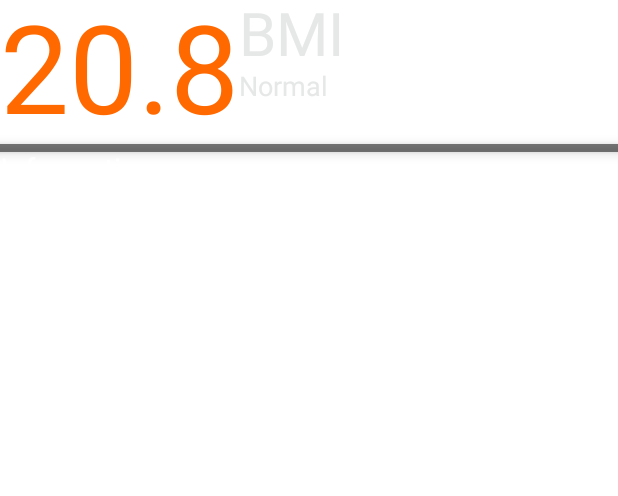
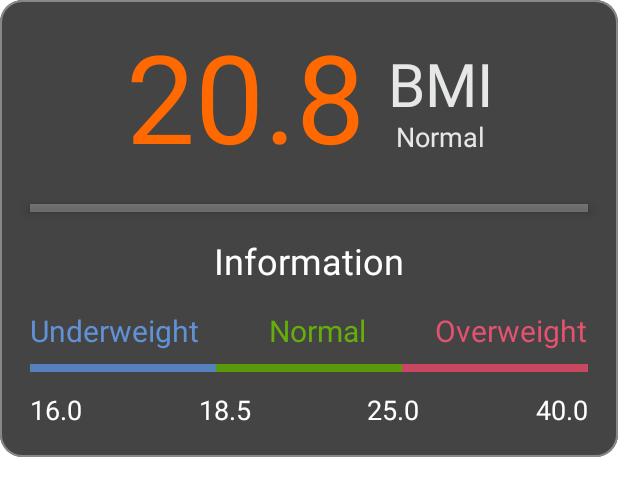
Before and after one commit to teotia-codes/BMiCalculator, an Android app built with Jetpack Compose: the @Preview function Pre, on a phone screen of 412 x 824 dp. Shown: the top 496 px of the screen. Run offline under Robolectric (Android 15) with nearby library versions, the phone set to English and light mode, and no system bars.

Commit message:
Bmi card done

```diff
--- a/app/src/main/java/com/example/courseapp/ui/theme/Components.kt
+++ b/app/src/main/java/com/example/courseapp/ui/theme/Components.kt
@@ -1,15 +1,22 @@
 package com.example.courseapp.ui.theme
 
+import android.widget.Space
 import androidx.compose.foundation.background
+import androidx.compose.foundation.border
 import androidx.compose.foundation.clickable
+import androidx.compose.foundation.layout.Arrangement
 import androidx.compose.foundation.layout.Box
 import androidx.compose.foundation.layout.Column
 import androidx.compose.foundation.layout.ColumnScope
 import androidx.compose.foundation.layout.Row
+import androidx.compose.foundation.layout.Spacer
 import androidx.compose.foundation.layout.aspectRatio
+import androidx.compose.foundation.layout.fillMaxWidth
+import androidx.compose.foundation.layout.height
 import androidx.compose.foundation.layout.padding
 import androidx.compose.foundation.layout.requiredWidthIn
 import androidx.compose.foundation.layout.size
+import androidx.compose.foundation.layout.width
 import androidx.compose.foundation.lazy.grid.GridCells
 import androidx.compose.foundation.lazy.grid.LazyVerticalGrid
 import androidx.compose.foundation.lazy.grid.items
@@ -165,11 +172,29 @@ fun ColumnScope.SymbolButtonwithIcon(
 
 @Composable
 fun BMIResultCard() {
-    Column {
-        Row {
+    Column(
+        modifier = Modifier
+            .border(
+                width = 1.dp,
+                color = Color.Gray,
+                shape = RoundedCornerShape(15.dp)
+            )
+            .clip(RoundedCornerShape(15.dp))
+            .background(Color.DarkGray)
+            .padding(20.dp),
+        horizontalAlignment = Alignment.CenterHorizontally
+    ) {
+        Row(
+            modifier = Modifier.fillMaxWidth(),
+            horizontalArrangement = Arrangement.Center,
+            verticalAlignment = Alignment.CenterVertically
+        ) {
             Text(text = "20.8", color = CustomOrange ,
                 fontSize = 82.sp)
-            Column {
+            Spacer(modifier = Modifier.width(15.dp))
+            Column(
+                horizontalAlignment = Alignment.CenterHorizontally
+            ) {
                 Text(text = "BMI", color = CustomGray , fontSize = 40.sp)
                 Text(text = "Normal", color = CustomGray , fontSize = 18.sp )
 
@@ -178,6 +203,7 @@ fun BMIResultCard() {
             }
 
         }
+        Spacer(modifier = Modifier.height(20.dp))
         Divider(
             modifier = Modifier
                 .background(
@@ -187,10 +213,61 @@ fun BMIResultCard() {
             thickness = 5.dp
 
         )
+        Spacer(modifier = Modifier.height(20.dp))
+
         Text(text = "Information",
-            textAlign = TextAlign.Center,
             color = Color.White,
-            fontSize = 20.sp)
+            fontSize = 24.sp)
+        Spacer(modifier = Modifier.height(20.dp))
+        Row(
+            horizontalArrangement = Arrangement.SpaceBetween,
+            modifier = Modifier.fillMaxWidth()
+        ) {
+            Text(text = "Underweight", color = CustomBlue, fontSize = 20.sp)
+            Text(text = "Normal", color = CustomGreen,fontSize = 20.sp)
+            Text(text = "Overweight", color = CustomRed,fontSize = 20.sp)
+        }
+        Spacer(modifier = Modifier.height(10.dp))
+        Row(
+            horizontalArrangement = Arrangement.SpaceBetween,
+            modifier = Modifier.fillMaxWidth()
+        ) {
+            Divider(modifier = Modifier
+                .weight(
+                    1f
+                )
+                .background(CustomBlue),
+                thickness = 5.dp
+            )
+            Divider(
+                modifier = Modifier
+                    .weight(
+                        1f
+                    )
+                    .background(CustomGreen),
+                        thickness = 5.dp
+            )
+            Divider(
+                modifier = Modifier
+                    .weight(
+                        1f
+                    )
+                    .background(CustomRed),
+                thickness = 5.dp
+            )
+        }
+        Spacer(modifier = Modifier.height(15.dp))
+        Row(
+            horizontalArrangement = Arrangement.SpaceBetween,
+            modifier = Modifier.fillMaxWidth()
+        ) {
+            Text(text = "16.0",fontSize = 18.sp, color = Color.White)
+            Text(text = "18.5",fontSize = 18.sp, color = Color.White)
+            Text(text = "25.0",fontSize = 18.sp, color = Color.White)
+            Text(text = "40.0", fontSize = 18.sp, color = Color.White)
+        }
+
+
 
     }
 }
```
